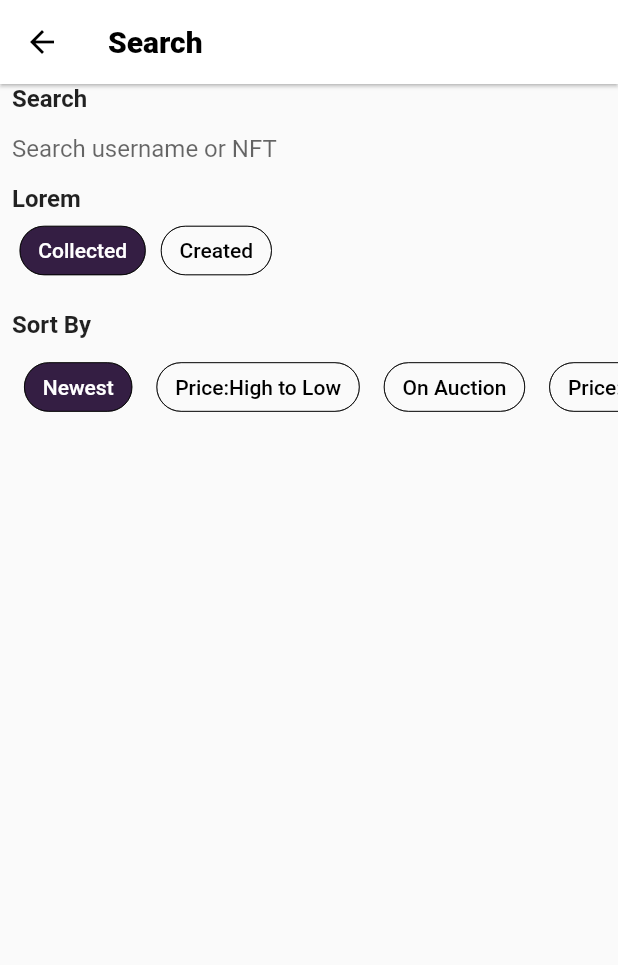
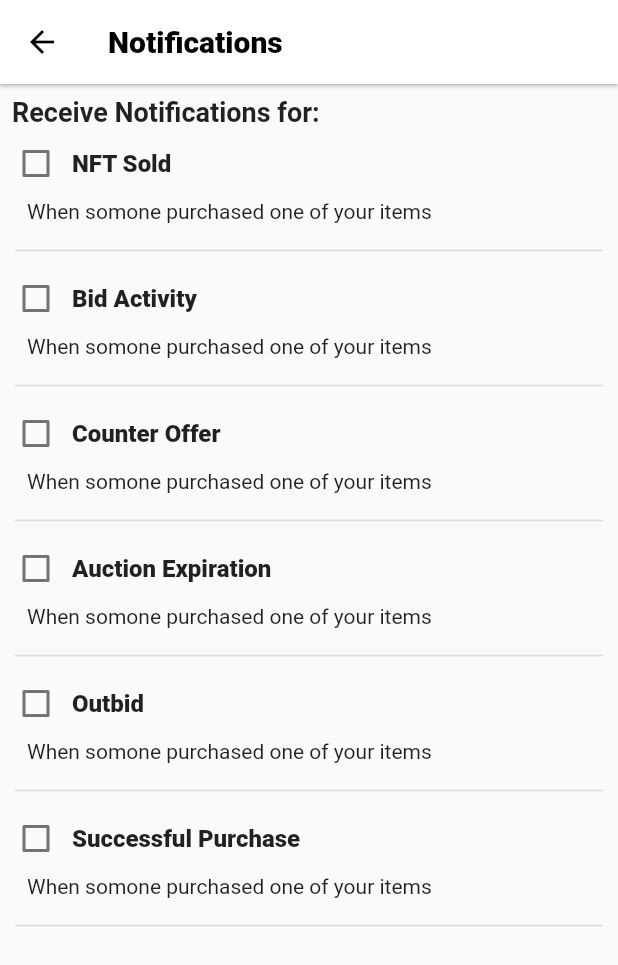
Before and after one commit to shahjash1212/GloballyUnited_UI, a Flutter app: the screen it shows after launch, on a phone screen of 412 x 824 dp. Shown: the top 965 px of the screen. Run offline on Flutter 3.47's test engine with Material 2 defaults, Android fonts, the phone set to English and light mode, and no system bars.

Commit message:
nftNotification_done

```diff
--- a/lib/homepage.dart
+++ b/lib/homepage.dart
@@ -2,6 +2,7 @@ import 'package:flutter/material.dart';
 import 'package:globally_united_ui/model/nfttileinfo.dart';
 import 'package:globally_united_ui/model/profiles.dart';
 import 'package:globally_united_ui/pages/becomeanartist.dart';
+import 'package:globally_united_ui/pages/nft_notification.dart';
 import 'package:globally_united_ui/pages/offersreceiverdpage.dart';
 import 'package:globally_united_ui/pages/search1.dart';
 import 'package:globally_united_ui/pages/searchpage.dart';
@@ -23,7 +24,8 @@ class HomePage extends StatelessWidget {
       // body: OffersReceviedPage(),
       // body: NftInfoListView(nfttileinfos: nfttileinfos),
 
-      body: const Search1(),
+      body: const NotificationPage(),
+
 
       // body: GridViewOfProfile(
       //     heightc: heightc, widthc: widthc, profiles: profiels),
--- a/lib/model/nfttileinfo.dart
+++ b/lib/model/nfttileinfo.dart
@@ -1,6 +1,6 @@
 class NftTileInfo {
-  final String nftTitle, image, startDate, endDate, status,id;
-  final int token,price;
+  final String nftTitle, image, startDate, endDate, status, id;
+  final int token, price;
 
   NftTileInfo({
     required this.nftTitle,
@@ -22,9 +22,8 @@ List<NftTileInfo> nfttileinfos = [
     endDate: "10:30",
     token: 4,
     id: 'Creator',
-    status: '',
+    status: 'When someone purchaesed one od your items',
     price: 3400,
-
   ),
   NftTileInfo(
     nftTitle: "NFT Title 2",
@@ -33,7 +32,7 @@ List<NftTileInfo> nfttileinfos = [
     endDate: "10:30",
     token: 4,
     id: 'Creator',
-    status: '',
+    status: 'When someone purchaesed one od your items',
     price: 34000,
   ),
   NftTileInfo(
@@ -43,7 +42,7 @@ List<NftTileInfo> nfttileinfos = [
     endDate: "10:30",
     token: 4,
     id: 'Creator',
-    status: '',
+    status: 'When someone purchaesed one od your items',
     price: 3600,
   ),
   NftTileInfo(
@@ -53,7 +52,7 @@ List<NftTileInfo> nfttileinfos = [
     endDate: "10:30",
     token: 4,
     id: 'Creator',
-    status: '',
+    status: 'When someone purchaesed one od your items',
     price: 3500,
   ),
 ];
--- /dev/null
+++ b/lib/pages/nft_notification.dart
@@ -0,0 +1,194 @@
+import 'package:flutter/material.dart';
+import 'package:globally_united_ui/model/nfttileinfo.dart';
+import 'package:globally_united_ui/nftinfolistview.dart';
+
+class NotificationPage extends StatelessWidget {
+  const NotificationPage({Key? key}) : super(key: key);
+
+  @override
+  Widget build(BuildContext context) {
+    return Scaffold(
+      appBar: AppBar(
+        backgroundColor: Colors.white,
+        elevation: 1,
+        leading: const BackButton(
+          color: Colors.black,
+        ),
+        title: const Text(
+          "Notifications",
+          style: TextStyle(
+              fontSize: 20, fontWeight: FontWeight.w800, color: Colors.black),
+        ),
+      ),
+      body: Padding(
+        padding: const EdgeInsets.symmetric(vertical: 8.0),
+        child: Column(
+          crossAxisAlignment: CrossAxisAlignment.start,
+          children: const [
+            Padding(
+              padding: EdgeInsets.symmetric(horizontal: 8.0),
+              child: Text(
+                'Receive Notifications for:',
+                style: TextStyle(fontSize: 18, fontWeight: FontWeight.w700),
+              ),
+            ),
+            NotificationItem(
+              title: 'NFT Sold',
+              discription: 'When somone purchased one of your items',
+            ),
+            NotificationItem(
+              title: 'Bid Activity',
+              discription: 'When somone purchased one of your items',
+            ),
+            NotificationItem(
+              title: 'Counter Offer',
+              discription: 'When somone purchased one of your items',
+            ),
+            NotificationItem(
+              title: 'Auction Expiration',
+              discription: 'When somone purchased one of your items',
+            ),
+            NotificationItem(
+              title: 'Outbid',
+              discription: 'When somone purchased one of your items',
+            ),
+            NotificationItem(
+              title: 'Successful Purchase',
+              discription: 'When somone purchased one of your items',
+            ),
+          ],
+        ),
+      ),
+    );
+  }
+}
+
+class NotificationItem extends StatefulWidget {
+  const NotificationItem({
+    Key? key,
+    required this.title,
+    required this.discription,
+  }) : super(key: key);
+
+  final String title;
+  final String discription;
+  @override
+  State<NotificationItem> createState() => _NotificationItemState();
+}
+
+class _NotificationItemState extends State<NotificationItem> {
+  var checkBoxValue;
+
+  void Checked() {
+    print('the box is checked');
+  }
+
+  void UnChecked() {
+    print('the box is not checked');
+  }
+
+  @override
+  void initState() {
+    // TODO: implement initState
+    super.initState();
+    checkBoxValue = false;
+  }
+
+  @override
+  Widget build(BuildContext context) {
+    return Column(
+      crossAxisAlignment: CrossAxisAlignment.start,
+      children: [
+        Row(
+          mainAxisAlignment: MainAxisAlignment.start,
+          children: [
+            Checkbox(
+                value: checkBoxValue,
+                onChanged: (newvalue) {
+                  setState(() {
+                    checkBoxValue = newvalue;
+                    checkBoxValue ? print('yesssss') : print("NOOOOO");
+                    checkBoxValue ? Checked() : UnChecked();
+                    checkBoxValue
+                        ? ScaffoldMessenger.of(context)
+                            .showSnackBar(SnackBar(content: Text(widget.title)))
+                        : UnChecked();
+                  });
+                }),
+            Text(
+              widget.title,
+              style: TextStyle(fontWeight: FontWeight.w800, fontSize: 16),
+            ),
+          ],
+        ),
+        Padding(
+          padding: const EdgeInsets.symmetric(horizontal: 18.0),
+          child: Text(
+            widget.discription,
+            style: TextStyle(fontWeight: FontWeight.w400, fontSize: 14),
+          ),
+        ),
+        const SizedBox(height: 10),
+        Container(
+          margin: EdgeInsets.symmetric(horizontal: 10),
+          child: const Divider(
+            thickness: 1,
+          ),
+        ),
+      ],
+    );
+  }
+}
+
+
+//           Container(
+//             height: 300,
+//             child: ListView.builder(
+//               itemCount: nfttileinfos.length,
+//               itemBuilder: (context, index) {
+//                 return NotificationItem();
+//               },
+//             ),
+//           ),
+//         ],
+//       ),
+//     );
+//   }
+// }
+
+// class NotificationItem extends StatefulWidget {
+//   final List<NftTileInfo> nfttileinfo;
+//   const NotificationItem({
+//     Key? key,
+//   }) : super(key: key,required this.nfttileinfo);
+
+//   @override
+//   State<NotificationItem> createState() => _NotificationItemState();
+// }
+
+// class _NotificationItemState extends State<NotificationItem> {
+//   var checkBoxValue;
+
+//   @override
+//   void initState() {
+//     super.initState();
+//     checkBoxValue = false;
+//   }
+
+//   @override
+//   Widget build(BuildContext context) {
+//     return Row(
+//       children: [
+//         Checkbox(
+//           value: checkBoxValue,
+//           onChanged: (newValue) {
+//             setState(() {
+//               checkBoxValue = newValue;
+//             });
+//           },
+//         ),
+//         Text(nfttileinfos[0].nftTitle)
+//       ],
+//     );
+//   }
+// }
```
